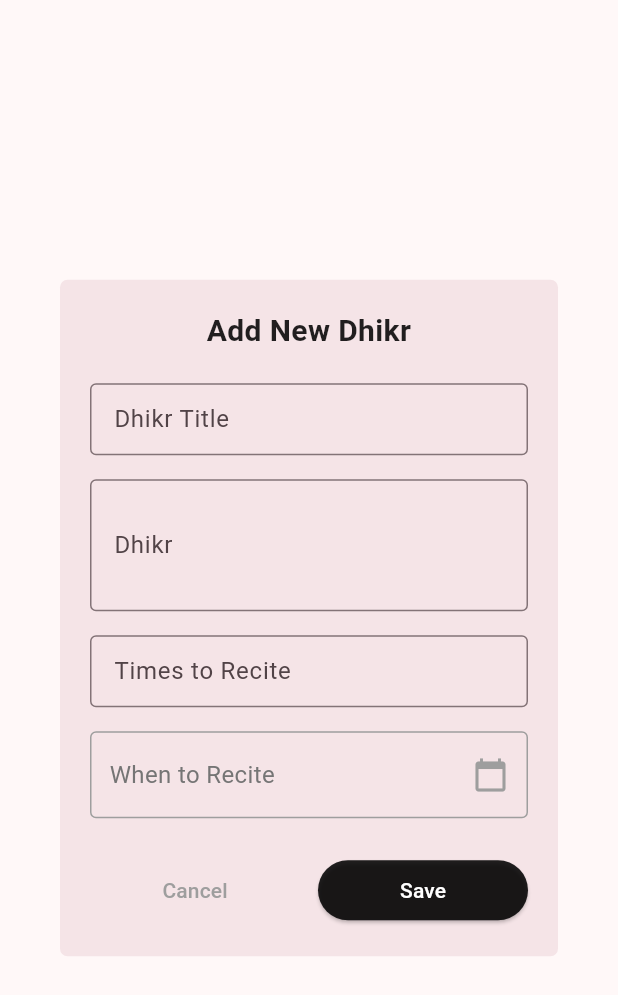
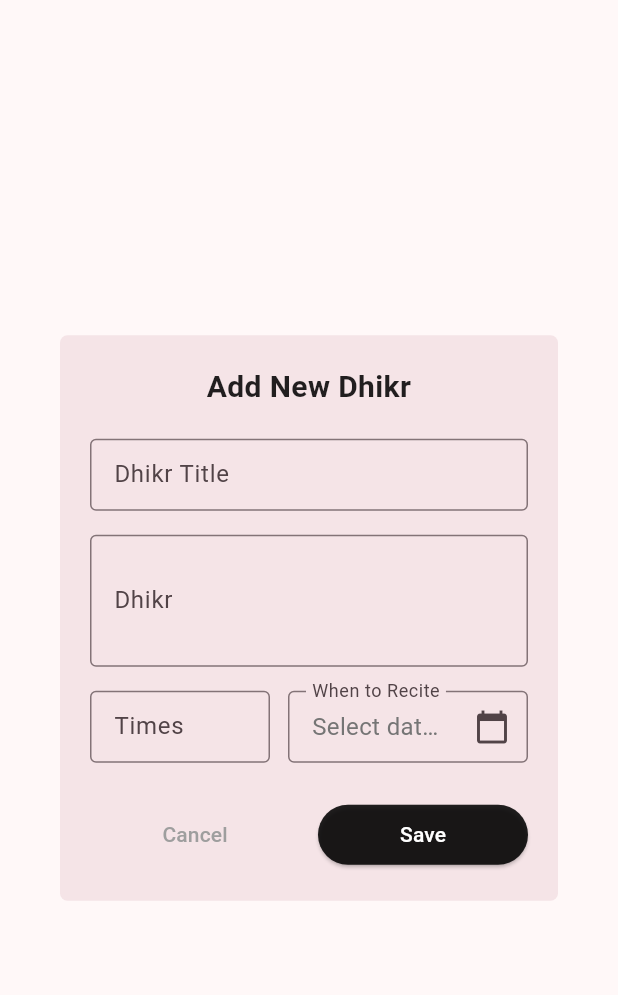
Before and after one commit to anjumArnab/Tasbih, a Flutter app: the AddDhikrDialog widget shown alone on an empty page, opened directly, on a phone screen of 412 x 824 dp. Shown: the top 995 px of the screen. Run offline on Flutter 3.47's test engine with Material 3 defaults, Android fonts, the phone set to English and light mode, and no system bars; our stand-ins replace hive, hive_flutter; accounts and stored records are empty.

Commit message:
UI modified

```diff
--- a/lib/widgets/dhikr_dialog.dart
+++ b/lib/widgets/dhikr_dialog.dart
@@ -225,11 +225,16 @@ class _AddDhikrDialogState extends State<AddDhikrDialog> {
               ),
               const SizedBox(height: 16),
 
-              // Times to Recite Field
-              TextFormField(
+              // Times to Recite and When to Recite Row
+              Row(
+                children: [
+                  // Times to Recite Field (smaller width)
+                  SizedBox(
+                    width: 120,
+                    child: TextFormField(
                       controller: _timesToReciteController,
                       decoration: const InputDecoration(
-                  labelText: 'Times to Recite',
+                        labelText: 'Times',
                         border: OutlineInputBorder(),
                         contentPadding: EdgeInsets.symmetric(
                           horizontal: 12,
@@ -239,34 +244,35 @@ class _AddDhikrDialogState extends State<AddDhikrDialog> {
                       keyboardType: TextInputType.number,
                       validator: (value) {
                         if (value == null || value.trim().isEmpty) {
-                    return 'Please enter number of times';
+                          return 'Please enter number';
                         }
-                  if (int.tryParse(value) == null || int.parse(value) <= 0) {
-                    return 'Please enter a valid positive number';
+                        if (int.tryParse(value) == null ||
+                            int.parse(value) <= 0) {
+                          return 'Enter valid number';
                         }
                         return null;
                       },
                     ),
-              const SizedBox(height: 16),
+                  ),
+                  const SizedBox(width: 12),
 
-              // When to Recite Field
-              InkWell(
+                  // When to Recite Field (takes remaining space)
+                  Expanded(
+                    child: InkWell(
                       onTap: _isLoading ? null : _selectDateTime,
-                child: Container(
-                  padding: const EdgeInsets.symmetric(
+                      child: InputDecorator(
+                        decoration: const InputDecoration(
+                          labelText: 'When to Recite',
+                          border: OutlineInputBorder(),
+                          contentPadding: EdgeInsets.symmetric(
                             horizontal: 12,
-                    vertical: 16,
+                            vertical: 8,
                           ),
-                  decoration: BoxDecoration(
-                    border: Border.all(color: Colors.grey),
-                    borderRadius: BorderRadius.circular(4),
+                          suffixIcon: Icon(Icons.calendar_today),
                         ),
-                  child: Row(
-                    mainAxisAlignment: MainAxisAlignment.spaceBetween,
-                    children: [
-                      Text(
+                        child: Text(
                           _selectedDateTime == null
-                            ? 'When to Recite'
+                              ? 'Select date and time'
                               : '${_selectedDateTime!.day}/${_selectedDateTime!.month}/${_selectedDateTime!.year} at ${_selectedDateTime!.hour.toString().padLeft(2, '0')}:${_selectedDateTime!.minute.toString().padLeft(2, '0')}',
                           style: TextStyle(
                             color:
@@ -275,11 +281,12 @@ class _AddDhikrDialogState extends State<AddDhikrDialog> {
                                     : Colors.black87,
                             fontSize: 16,
                           ),
-                      ),
-                      const Icon(Icons.calendar_today, color: Colors.grey),
-                    ],
+                          overflow: TextOverflow.ellipsis,
                         ),
                       ),
+                    ),
+                  ),
+                ],
               ),
               const SizedBox(height: 24),
 
```
Lines whose indentation alone changed are shown as unchanged.
